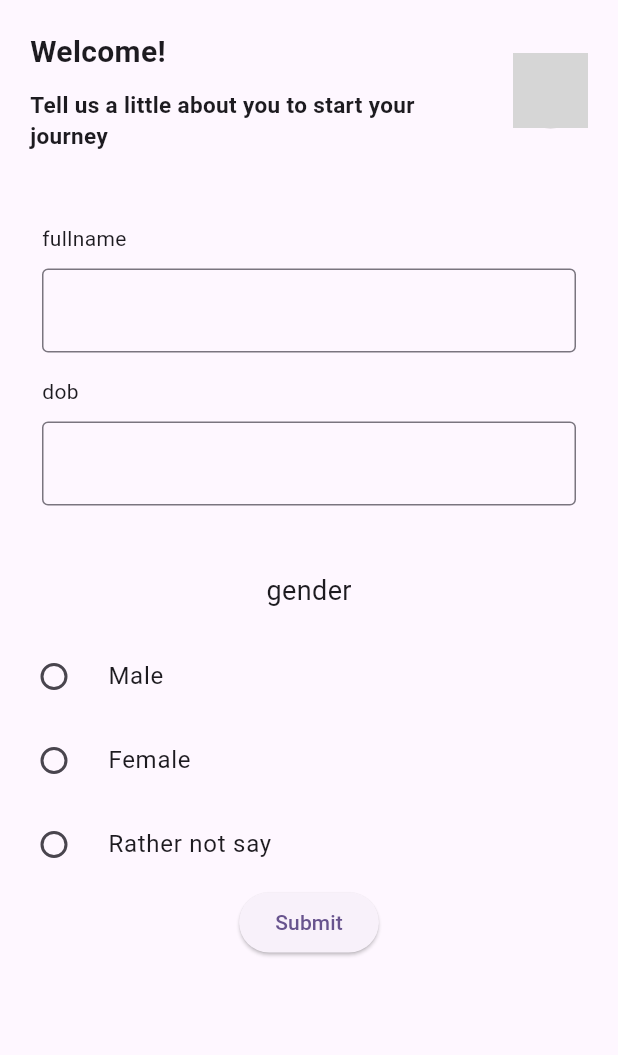
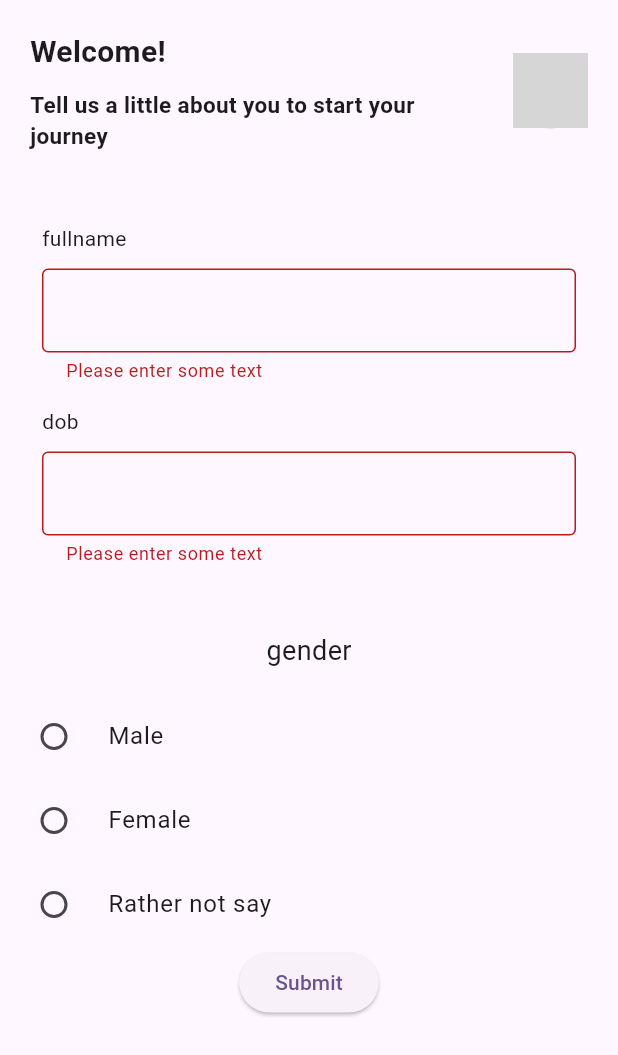
Before and after one commit to Rahul7f/dynamic_demo, a Flutter app: the screen it shows after launch, after a tap on "Submit", on a phone screen of 412 x 824 dp. Shown: the top 1055 px of the screen. Run offline on Flutter 3.47's test engine with Material 2 defaults, Android fonts, the phone set to English and light mode, and no system bars; network calls fail; grey boxes are pictures that could not be loaded.

```diff
--- a/lib/HomeScreen.dart
+++ b/lib/HomeScreen.dart
@@ -33,6 +33,11 @@ class _HomeScreenState extends State<HomeScreen> {
             FromWidget(fildsList: [data.sections![0].fields![0], data.sections![0].fields![1]]),
             GenderSelection(field: data.sections![0].fields![2]),
             ElevatedButton(onPressed: () {
+              if (formKey.currentState!.validate()) {
+                ScaffoldMessenger.of(context).showSnackBar(
+                  const SnackBar(content: Text('Processing Data')),
+                );
+              }
 
             }, child: Text("Submit"))
           ]
--- a/lib/Widget/form_widget.dart
+++ b/lib/Widget/form_widget.dart
@@ -22,7 +22,7 @@ class FromWidget extends StatelessWidget {
                crossAxisAlignment: CrossAxisAlignment.start,
                children: [
                  Text("${e.name}"),
-                 SizedBox(height: 10,),
+                 const SizedBox(height: 10,),
                  TextFormField(
                     // The validator receives the text that the user has entered.
                     validator: (value) {
--- a/lib/global.dart
+++ b/lib/global.dart
@@ -127,3 +127,6 @@ getUi(){
 }
 
 final formKey = GlobalKey<FormState>();
+
+String name = '';
+String dob = '';
```
